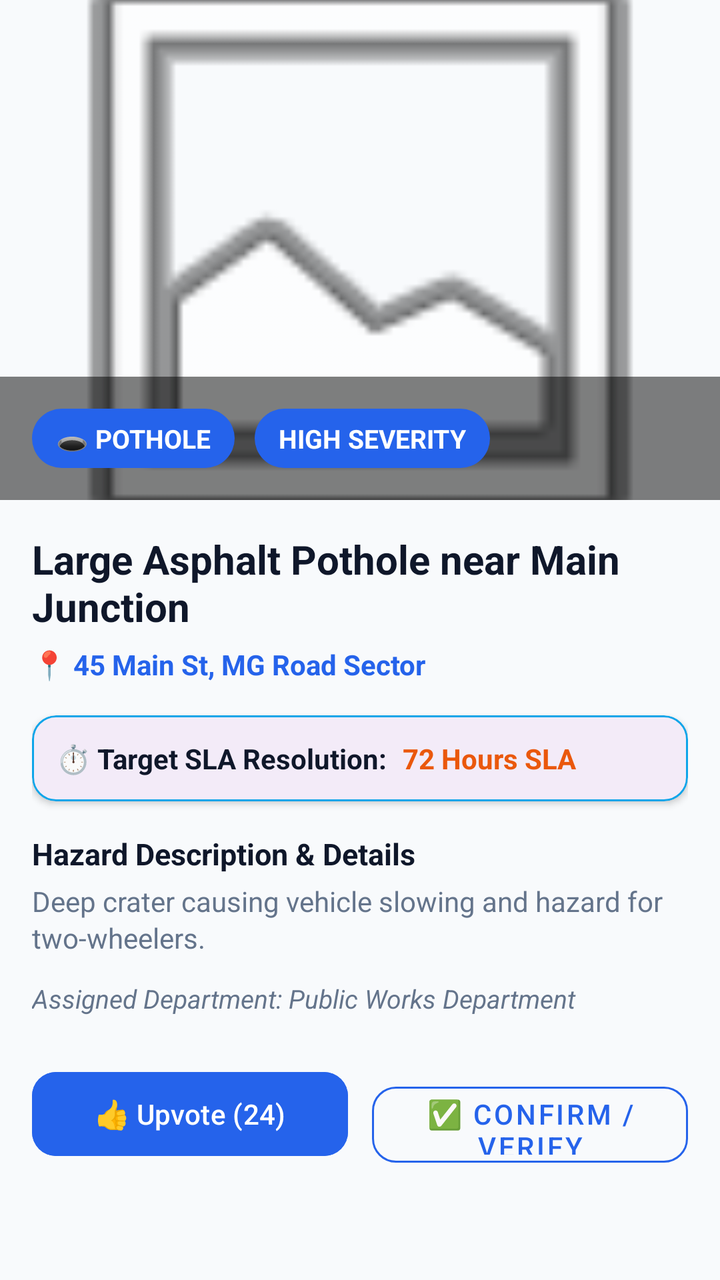
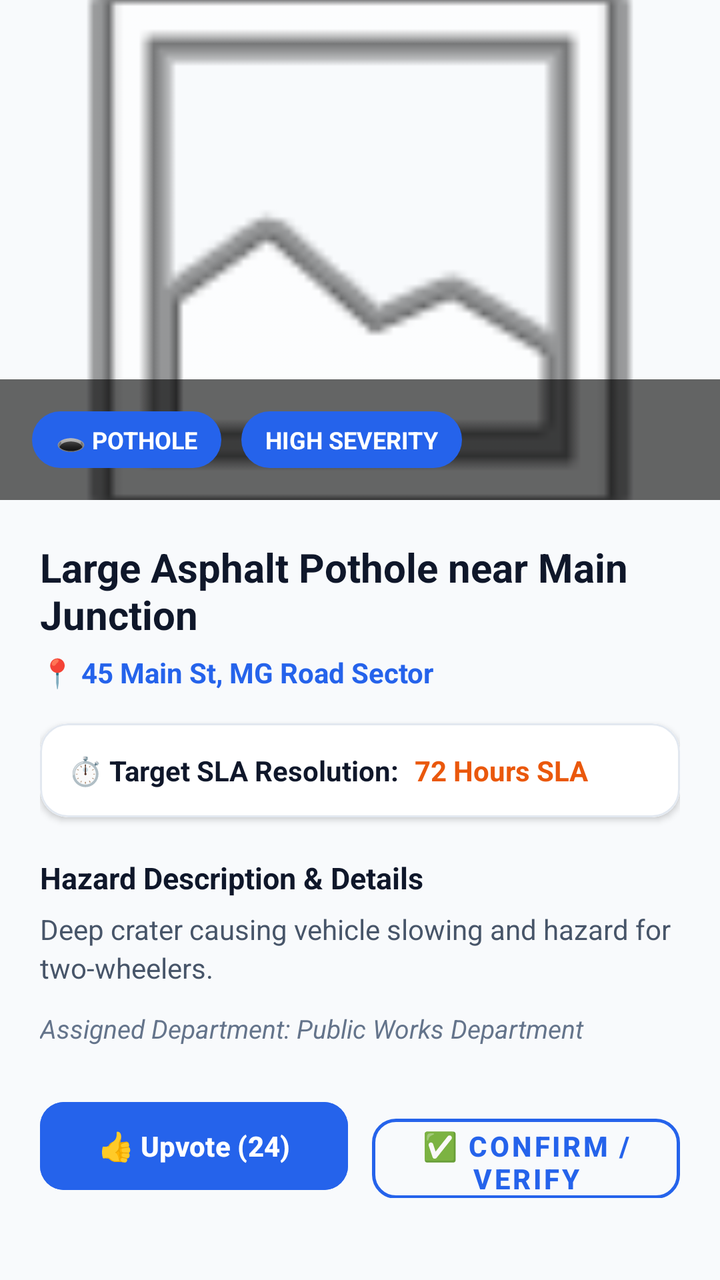

Before-and-after screenshots of an Android layout around one commit, followed by the original layout XML and the change that was made.
<!-- AndroidManifest.xml: application theme Theme.CivicLensAI -->
<!-- res/layout/activity_issue_detail.xml -->
<?xml version="1.0" encoding="utf-8"?>
<ScrollView xmlns:android="http://schemas.android.com/apk/res/android"
    xmlns:app="http://schemas.android.com/apk/res-auto"
    android:layout_width="match_parent"
    android:layout_height="match_parent"
    android:background="@color/bg_light"
    android:fillViewport="true">

    <LinearLayout
        android:layout_width="match_parent"
        android:layout_height="wrap_content"
        android:orientation="vertical">

        
        <FrameLayout
            android:layout_width="match_parent"
            android:layout_height="250dp">

            <ImageView
                android:id="@+id/ivDetailPhoto"
                android:layout_width="match_parent"
                android:layout_height="match_parent"
                android:scaleType="centerCrop"
                android:src="@android:drawable/ic_menu_gallery" />

            <LinearLayout
                android:layout_width="match_parent"
                android:layout_height="wrap_content"
                android:layout_gravity="bottom"
                android:background="#80000000"
                android:padding="16dp">

                <TextView
                    android:id="@+id/tvDetailCategory"
                    android:layout_width="wrap_content"
                    android:layout_height="wrap_content"
                    android:background="@drawable/bg_badge_rounded"
                    android:paddingHorizontal="12dp"
                    android:paddingVertical="6dp"
                    android:text="🕳️ POTHOLE"
                    android:textColor="@color/white"
                    android:textSize="13sp"
                    android:textStyle="bold" />

                <TextView
                    android:id="@+id/tvDetailSeverity"
                    android:layout_width="wrap_content"
                    android:layout_height="wrap_content"
                    android:layout_marginStart="10dp"
                    android:background="@drawable/bg_badge_rounded"
                    android:paddingHorizontal="12dp"
                    android:paddingVertical="6dp"
                    android:text="HIGH SEVERITY"
                    android:textColor="@color/white"
                    android:textSize="13sp"
                    android:textStyle="bold" />
            </LinearLayout>
        </FrameLayout>

        
        <LinearLayout
            android:layout_width="match_parent"
            android:layout_height="wrap_content"
            android:orientation="vertical"
            android:padding="16dp">

            <TextView
                android:id="@+id/tvDetailTitle"
                android:layout_width="match_parent"
                android:layout_height="wrap_content"
                android:text="Large Asphalt Pothole near Main Junction"
                android:textColor="@color/text_primary"
                android:textSize="20sp"
                android:textStyle="bold" />

            <TextView
                android:id="@+id/tvDetailAddress"
                android:layout_width="match_parent"
                android:layout_height="wrap_content"
                android:layout_marginTop="6dp"
                android:text="📍 45 Main St, MG Road Sector"
                android:textColor="@color/primary_blue"
                android:textSize="14sp"
                android:textStyle="bold" />

            
            <com.google.android.material.card.MaterialCardView
                android:layout_width="match_parent"
                android:layout_height="wrap_content"
                android:layout_marginTop="16dp"
                app:cardCornerRadius="12dp"
                app:cardElevation="2dp"
                app:strokeWidth="1dp"
                app:strokeColor="@color/accent_teal">

                <LinearLayout
                    android:layout_width="match_parent"
                    android:layout_height="wrap_content"
                    android:orientation="horizontal"
                    android:padding="12dp"
                    android:gravity="center_vertical">

                    <TextView
                        android:layout_width="wrap_content"
                        android:layout_height="wrap_content"
                        android:text="⏱️ Target SLA Resolution:"
                        android:textColor="@color/text_primary"
                        android:textStyle="bold" />

                    <TextView
                        android:id="@+id/tvSlaWindow"
                        android:layout_width="wrap_content"
                        android:layout_height="wrap_content"
                        android:layout_marginStart="8dp"
                        android:text="72 Hours SLA"
                        android:textColor="@color/severity_high"
                        android:textStyle="bold" />
                </LinearLayout>
            </com.google.android.material.card.MaterialCardView>

            <TextView
                android:layout_width="match_parent"
                android:layout_height="wrap_content"
                android:layout_marginTop="16dp"
                android:text="Hazard Description &amp; Details"
                android:textColor="@color/text_primary"
                android:textSize="15sp"
                android:textStyle="bold" />

            <TextView
                android:id="@+id/tvDetailDesc"
                android:layout_width="match_parent"
                android:layout_height="wrap_content"
                android:layout_marginTop="4dp"
                android:text="Deep crater causing vehicle slowing and hazard for two-wheelers."
                android:textColor="@color/text_secondary"
                android:textSize="14sp"
                android:lineSpacingExtra="2dp" />

            <TextView
                android:id="@+id/tvDetailDepartment"
                android:layout_width="match_parent"
                android:layout_height="wrap_content"
                android:layout_marginTop="12dp"
                android:text="Assigned Department: Public Works Department"
                android:textColor="@color/text_secondary"
                android:textSize="13sp"
                android:textStyle="italic" />

            
            <LinearLayout
                android:layout_width="match_parent"
                android:layout_height="wrap_content"
                android:layout_marginTop="24dp"
                android:orientation="horizontal">

                <com.google.android.material.button.MaterialButton
                    android:id="@+id/btnDetailUpvote"
                    android:layout_width="0dp"
                    android:layout_height="50dp"
                    android:layout_weight="1"
                    android:backgroundTint="@color/primary_blue"
                    android:text="👍 Upvote (24)"
                    android:textColor="@color/white"
                    app:cornerRadius="12dp" />

                <com.google.android.material.button.MaterialButton
                    android:id="@+id/btnVerifyStatus"
                    style="@style/Widget.MaterialComponents.Button.OutlinedButton"
                    android:layout_width="0dp"
                    android:layout_height="50dp"
                    android:layout_marginStart="12dp"
                    android:layout_weight="1"
                    android:text="✅ Confirm / Verify"
                    android:textColor="@color/primary_blue"
                    app:cornerRadius="12dp"
                    app:strokeColor="@color/primary_blue" />
            </LinearLayout>

        </LinearLayout>
    </LinearLayout>
</ScrollView>
<!-- resources referenced by this layout -->
<resources>
  <color name="accent_teal">#0EA5E9</color>
  <color name="bg_light">#F8FAFC</color>
  <color name="primary_blue">#2563EB</color>
  <color name="severity_high">#EA580C</color>
  <color name="text_primary">#0F172A</color>
  <color name="text_secondary">#64748B</color>
  <color name="white">#FFFFFF</color>
  <!-- drawable bg_badge_rounded (drawable) -->
  <?xml version="1.0" encoding="utf-8"?>
  <shape xmlns:android="http://schemas.android.com/apk/res/android"
      android:shape="rectangle">
      <solid android:color="@color/primary_blue" />
      <corners android:radius="20dp" />
  </shape>
  <style name="Theme.CivicLensAI" parent="Base.Theme.CivicLensAI" />
  <style name="Base.Theme.CivicLensAI" parent="Theme.Material3.DayNight.NoActionBar">
          
          
      </style>
</resources>

<!-- the commit's change to res/layout/activity_issue_detail.xml (unified diff, before → after) -->
@@ -27,7 +27,7 @@
                 android:layout_width="match_parent"
                 android:layout_height="wrap_content"
                 android:layout_gravity="bottom"
-                android:background="#80000000"
+                android:background="#99000000"
                 android:padding="16dp">
 
                 <TextView
@@ -39,7 +39,7 @@
                     android:paddingVertical="6dp"
                     android:text="🕳️ POTHOLE"
                     android:textColor="@color/white"
-                    android:textSize="13sp"
+                    android:textSize="12sp"
                     android:textStyle="bold" />
 
                 <TextView
@@ -52,7 +52,7 @@
                     android:paddingVertical="6dp"
                     android:text="HIGH SEVERITY"
                     android:textColor="@color/white"
-                    android:textSize="13sp"
+                    android:textSize="12sp"
                     android:textStyle="bold" />
             </LinearLayout>
         </FrameLayout>
@@ -61,15 +61,16 @@
         <LinearLayout
             android:layout_width="match_parent"
             android:layout_height="wrap_content"
+            android:background="@color/bg_light"
             android:orientation="vertical"
-            android:padding="16dp">
+            android:padding="20dp">
 
             <TextView
                 android:id="@+id/tvDetailTitle"
                 android:layout_width="match_parent"
                 android:layout_height="wrap_content"
                 android:text="Large Asphalt Pothole near Main Junction"
-                android:textColor="@color/text_primary"
+                android:textColor="#0F172A"
                 android:textSize="20sp"
                 android:textStyle="bold" />
 
@@ -79,7 +80,7 @@
                 android:layout_height="wrap_content"
                 android:layout_marginTop="6dp"
                 android:text="📍 45 Main St, MG Road Sector"
-                android:textColor="@color/primary_blue"
+                android:textColor="#2563EB"
                 android:textSize="14sp"
                 android:textStyle="bold" />
 
@@ -88,23 +89,25 @@
                 android:layout_width="match_parent"
                 android:layout_height="wrap_content"
                 android:layout_marginTop="16dp"
-                app:cardCornerRadius="12dp"
+                app:cardBackgroundColor="@color/white"
+                app:cardCornerRadius="14dp"
                 app:cardElevation="2dp"
                 app:strokeWidth="1dp"
-                app:strokeColor="@color/accent_teal">
+                app:strokeColor="@color/divider_line">
 
                 <LinearLayout
                     android:layout_width="match_parent"
                     android:layout_height="wrap_content"
+                    android:background="@color/white"
+                    android:gravity="center_vertical"
                     android:orientation="horizontal"
-                    android:padding="12dp"
-                    android:gravity="center_vertical">
+                    android:padding="14dp">
 
                     <TextView
                         android:layout_width="wrap_content"
                         android:layout_height="wrap_content"
                         android:text="⏱️ Target SLA Resolution:"
-                        android:textColor="@color/text_primary"
+                        android:textColor="#0F172A"
                         android:textStyle="bold" />
 
                     <TextView
@@ -113,7 +116,7 @@
                         android:layout_height="wrap_content"
                         android:layout_marginStart="8dp"
                         android:text="72 Hours SLA"
-                        android:textColor="@color/severity_high"
+                        android:textColor="#EA580C"
                         android:textStyle="bold" />
                 </LinearLayout>
             </com.google.android.material.card.MaterialCardView>
@@ -121,9 +124,9 @@
             <TextView
                 android:layout_width="match_parent"
                 android:layout_height="wrap_content"
-                android:layout_marginTop="16dp"
+                android:layout_marginTop="20dp"
                 android:text="Hazard Description &amp; Details"
-                android:textColor="@color/text_primary"
+                android:textColor="#0F172A"
                 android:textSize="15sp"
                 android:textStyle="bold" />
 
@@ -131,11 +134,11 @@
                 android:id="@+id/tvDetailDesc"
                 android:layout_width="match_parent"
                 android:layout_height="wrap_content"
-                android:layout_marginTop="4dp"
+                android:layout_marginTop="6dp"
+                android:lineSpacingExtra="3dp"
                 android:text="Deep crater causing vehicle slowing and hazard for two-wheelers."
-                android:textColor="@color/text_secondary"
-                android:textSize="14sp"
-                android:lineSpacingExtra="2dp" />
+                android:textColor="#475569"
+                android:textSize="14sp" />
 
             <TextView
                 android:id="@+id/tvDetailDepartment"
@@ -143,7 +146,7 @@
                 android:layout_height="wrap_content"
                 android:layout_marginTop="12dp"
                 android:text="Assigned Department: Public Works Department"
-                android:textColor="@color/text_secondary"
+                android:textColor="#64748B"
                 android:textSize="13sp"
                 android:textStyle="italic" />
 
@@ -157,24 +160,29 @@
                 <com.google.android.material.button.MaterialButton
                     android:id="@+id/btnDetailUpvote"
                     android:layout_width="0dp"
-                    android:layout_height="50dp"
+                    android:layout_height="52dp"
                     android:layout_weight="1"
-                    android:backgroundTint="@color/primary_blue"
+                    android:backgroundTint="#2563EB"
                     android:text="👍 Upvote (24)"
                     android:textColor="@color/white"
+                    android:textSize="14sp"
+                    android:textStyle="bold"
                     app:cornerRadius="12dp" />
 
                 <com.google.android.material.button.MaterialButton
                     android:id="@+id/btnVerifyStatus"
                     style="@style/Widget.MaterialComponents.Button.OutlinedButton"
                     android:layout_width="0dp"
-                    android:layout_height="50dp"
+                    android:layout_height="52dp"
                     android:layout_marginStart="12dp"
                     android:layout_weight="1"
                     android:text="✅ Confirm / Verify"
-                    android:textColor="@color/primary_blue"
+                    android:textColor="#2563EB"
+                    android:textSize="14sp"
+                    android:textStyle="bold"
                     app:cornerRadius="12dp"
-                    app:strokeColor="@color/primary_blue" />
+                    app:strokeColor="#2563EB"
+                    app:strokeWidth="1.5dp" />
             </LinearLayout>
 
         </LinearLayout>
<!-- resource entries referenced after the edit -->
@@ -2,10 +2,8 @@
 <resources>
   <color name="accent_teal">#0EA5E9</color>
   <color name="bg_light">#F8FAFC</color>
+  <color name="divider_line">#E2E8F0</color>
   <color name="primary_blue">#2563EB</color>
-  <color name="severity_high">#EA580C</color>
-  <color name="text_primary">#0F172A</color>
-  <color name="text_secondary">#64748B</color>
   <color name="white">#FFFFFF</color>
   <!-- drawable bg_badge_rounded (drawable) -->
   <?xml version="1.0" encoding="utf-8"?>
@@ -15,9 +13,11 @@
       <corners android:radius="20dp" />
   </shape>
   <style name="Theme.CivicLensAI" parent="Base.Theme.CivicLensAI" />
-  <style name="Base.Theme.CivicLensAI" parent="Theme.Material3.DayNight.NoActionBar">
-          
-          
+  <style name="Base.Theme.CivicLensAI" parent="Theme.Material3.Light.NoActionBar">
+          <item name="colorPrimary">@color/primary_blue</item>
+          <item name="colorOnPrimary">@color/white</item>
+          <item name="colorSecondary">@color/accent_teal</item>
+          <item name="android:windowBackground">@color/bg_light</item>
       </style>
 </resources>
 
